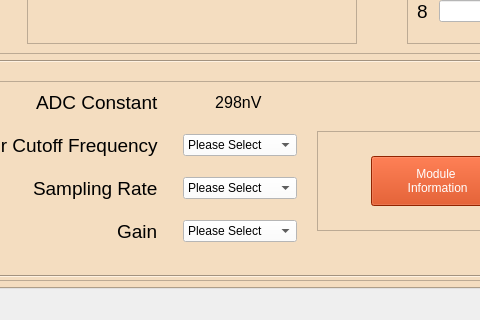
Old version of the form GUI/Qt_Files/main_window.ui in the repository jrsm1/EWAS_Application; both pictures show x 383 to 863 and y 630 to 950 of the 1150 by 950 pixel window.
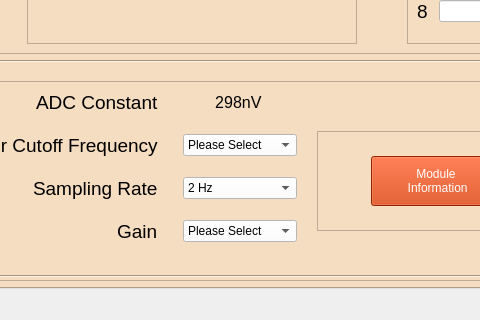
New version of the form.

The edit to the form file:
```diff
--- a/GUI/Qt_Files/main_window.ui
+++ b/GUI/Qt_Files/main_window.ui
@@ -1405,7 +1405,7 @@
 															</string>
                </property>
                <property name="currentIndex">
-                <number>15</number>
+                <number>0</number>
                </property>
                <item>
                 <property name="text">
```
